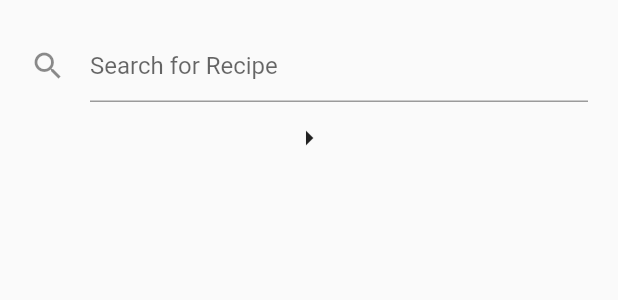
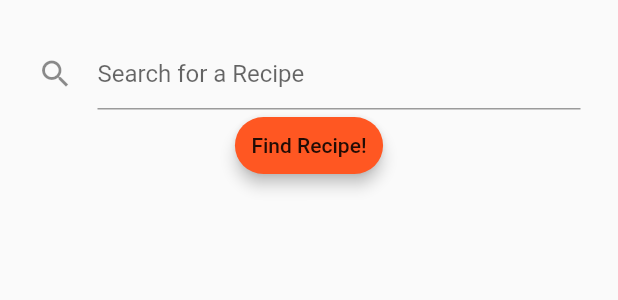
Before and after one commit to JonathanLewin/CookingProject, a Flutter app: the HomepagePage widget shown alone on an empty page, opened directly, on a phone screen of 412 x 824 dp. Shown: the top 300 px of the screen. Run offline on Flutter 3.47's test engine with Material 2 defaults, Android fonts, the phone set to English and light mode, and no system bars; our stand-ins replace cloud_firestore; accounts and stored records are empty.

Commit message:
Changes to the raised button

```diff
--- a/lib/homepage.dart
+++ b/lib/homepage.dart
@@ -51,7 +51,7 @@ class HomepagePageState extends State<HomepagePage> {
     }
 
     return new Container(
-      padding: new EdgeInsets.all(20.0),
+      padding: new EdgeInsets.all(25.0),
       child: new Column(
         children: <Widget>[
           new TextField(
@@ -64,12 +64,17 @@ class HomepagePageState extends State<HomepagePage> {
               //print('gets changed');
             },
             decoration: new InputDecoration(
-              hintText: 'Search for Recipe',
+              hintText: 'Search for a Recipe',
               icon: new Icon(Icons.search),
             ),
           ),
-          new IconButton(
-              icon: new Icon(Icons.arrow_right),
+          new RaisedButton(
+              padding: new EdgeInsets.all(11.0),
+              child: new Text('Find Recipe!'),
+              color: Colors.deepOrange,
+              shape: new RoundedRectangleBorder(borderRadius: new BorderRadius.circular(25.0)),
+              highlightElevation: 50.0,
+              elevation: 4.0,
               onPressed: () {
                 setState(() {
                   onPressedd();
--- a/lib/main.dart
+++ b/lib/main.dart
@@ -42,7 +42,7 @@ class CoolAppState extends State<CoolApp> with SingleTickerProviderStateMixin {
         title: new Text("STUDENT RECIPES",
             textAlign: TextAlign.center,
             style: new TextStyle(fontStyle: FontStyle.italic)),
-        backgroundColor: Colors.blueGrey,
+        backgroundColor: Colors.deepOrange,
         actions: <Widget>[
           new IconButton(icon: new Icon(Icons.info),
           onPressed: () {},
```
